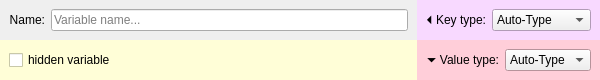
Above: src/ui/vars_main_area.ui from Mudlet/Mudlet before the change. Below: the same form after it.
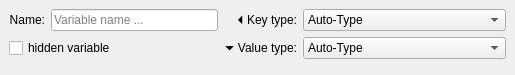
That is the form after the change.

Commit message:
Revise: remove colour palettes from vars_main_area.ui
This is so that there is no colours to interfere with dark Desktop or
Mudlet application themes.

The widgets have been rejigged and a vertical spacer inserted at the bottom
so that in certain situations that may arise in conjunction with other
changes forthcoming in the Editor (get the splitter working properly) the
details area does not swell up to grab the whole right hand side of the
editor such there be no other widgets in the whole of the right side.

```diff
--- a/src/ui/vars_main_area.ui
+++ b/src/ui/vars_main_area.ui
@@ -6,17 +6,20 @@
    <rect>
     <x>0</x>
     <y>0</y>
-    <width>600</width>
-    <height>76</height>
+    <width>515</width>
+    <height>75</height>
    </rect>
   </property>
   <property name="sizePolicy">
-   <sizepolicy hsizetype="Preferred" vsizetype="Preferred">
+   <sizepolicy hsizetype="Minimum" vsizetype="Minimum">
     <horstretch>0</horstretch>
     <verstretch>0</verstretch>
    </sizepolicy>
   </property>
-  <layout class="QGridLayout" name="gridLayout">
+  <layout class="QVBoxLayout" name="verticalLayout_vars_main_area" stretch="0,1">
+   <property name="spacing">
+    <number>0</number>
+   </property>
    <property name="leftMargin">
     <number>0</number>
    </property>
@@ -29,125 +32,113 @@
    <property name="bottomMargin">
     <number>0</number>
    </property>
-   <property name="spacing">
-    <number>0</number>
-   </property>
-   <item row="0" column="0">
-    <widget class="QWidget" name="widget_variable_name" native="true">
-     <layout class="QGridLayout" name="gridLayout_2">
+   <item>
+    <widget class="QFrame" name="frame_vars_main_area">
+     <property name="frameShape">
+      <enum>QFrame::NoFrame</enum>
+     </property>
+     <property name="frameShadow">
+      <enum>QFrame::Plain</enum>
+     </property>
+     <layout class="QGridLayout" name="gridLayout_frame_vars_main_area" columnstretch="1,0,0">
+      <item row="1" column="2">
+       <widget class="QComboBox" name="comboBox_variable_value_type">
+        <property name="sizeAdjustPolicy">
+         <enum>QComboBox::AdjustToContents</enum>
+        </property>
+        <item>
+         <property name="text">
+          <string>Auto-Type</string>
+         </property>
+        </item>
+        <item>
+         <property name="text">
+          <string>string</string>
+         </property>
+        </item>
+        <item>
+         <property name="text">
+          <string>number</string>
+         </property>
+        </item>
+        <item>
+         <property name="text">
+          <string>boolean</string>
+         </property>
+        </item>
+        <item>
+         <property name="text">
+          <string>table</string>
+         </property>
+        </item>
+        <item>
+         <property name="text">
+          <string>function</string>
+         </property>
+        </item>
+       </widget>
+      </item>
+      <item row="1" column="1" alignment="Qt::AlignRight">
+       <widget class="QLabel" name="label_variable_value">
+        <property name="text">
+         <string>⏷ Value type:</string>
+        </property>
+        <property name="alignment">
+         <set>Qt::AlignRight|Qt::AlignTrailing|Qt::AlignVCenter</set>
+        </property>
+       </widget>
+      </item>
       <item row="0" column="0">
-       <widget class="QLabel" name="label_variable_name">
-        <property name="text">
-         <string>Name:</string>
-        </property>
-        <property name="alignment">
-         <set>Qt::AlignRight|Qt::AlignTrailing|Qt::AlignVCenter</set>
-        </property>
+       <widget class="QWidget" name="widget_variable_name" native="true">
+        <layout class="QHBoxLayout" name="horizontalLayout_widget_variable_name">
+         <property name="leftMargin">
+          <number>0</number>
+         </property>
+         <property name="topMargin">
+          <number>0</number>
+         </property>
+         <property name="rightMargin">
+          <number>0</number>
+         </property>
+         <property name="bottomMargin">
+          <number>0</number>
+         </property>
+         <item>
+          <widget class="QLabel" name="label_variable_name">
+           <property name="text">
+            <string>Name:</string>
+           </property>
+           <property name="alignment">
+            <set>Qt::AlignRight|Qt::AlignTrailing|Qt::AlignVCenter</set>
+           </property>
+          </widget>
+         </item>
+         <item>
+          <widget class="QLineEdit" name="lineEdit_var_name">
+           <property name="sizePolicy">
+            <sizepolicy hsizetype="MinimumExpanding" vsizetype="Fixed">
+             <horstretch>0</horstretch>
+             <verstretch>0</verstretch>
+            </sizepolicy>
+           </property>
+           <property name="toolTip">
+            <string>&lt;p&gt;Set the &lt;i&gt;global variable&lt;/i&gt; or the &lt;i&gt;table entry&lt;/i&gt; name here. The name has to start with a letter, but can contain a mix of letters and numbers.&lt;/p&gt;</string>
+           </property>
+           <property name="placeholderText">
+            <string>Variable name ...</string>
+           </property>
+          </widget>
+         </item>
+        </layout>
        </widget>
       </item>
-      <item row="0" column="1">
-       <widget class="QLineEdit" name="lineEdit_var_name">
-        <property name="toolTip">
-         <string>&lt;p&gt;Set the &lt;i&gt;global variable&lt;/i&gt; or the &lt;i&gt;table entry&lt;/i&gt; name here. The name has to start with a letter, but can contain a mix of letters and numbers.&lt;/p&gt;</string>
-        </property>
-        <property name="placeholderText">
-         <string>Variable name...</string>
-        </property>
-       </widget>
-      </item>
-     </layout>
-    </widget>
-   </item>
-   <item row="0" column="1">
-    <widget class="QWidget" name="widget_variable_key_type" native="true">
-     <property name="palette">
-      <palette>
-       <active>
-        <colorrole role="Base">
-         <brush brushstyle="SolidPattern">
-          <color alpha="255">
-           <red>255</red>
-           <green>255</green>
-           <blue>255</blue>
-          </color>
-         </brush>
-        </colorrole>
-        <colorrole role="Window">
-         <brush brushstyle="SolidPattern">
-          <color alpha="255">
-           <red>248</red>
-           <green>217</green>
-           <blue>255</blue>
-          </color>
-         </brush>
-        </colorrole>
-       </active>
-       <inactive>
-        <colorrole role="Base">
-         <brush brushstyle="SolidPattern">
-          <color alpha="255">
-           <red>255</red>
-           <green>255</green>
-           <blue>255</blue>
-          </color>
-         </brush>
-        </colorrole>
-        <colorrole role="Window">
-         <brush brushstyle="SolidPattern">
-          <color alpha="255">
-           <red>248</red>
-           <green>217</green>
-           <blue>255</blue>
-          </color>
-         </brush>
-        </colorrole>
-       </inactive>
-       <disabled>
-        <colorrole role="Base">
-         <brush brushstyle="SolidPattern">
-          <color alpha="255">
-           <red>248</red>
-           <green>217</green>
-           <blue>255</blue>
-          </color>
-         </brush>
-        </colorrole>
-        <colorrole role="Window">
-         <brush brushstyle="SolidPattern">
-          <color alpha="255">
-           <red>248</red>
-           <green>217</green>
-           <blue>255</blue>
-          </color>
-         </brush>
-        </colorrole>
-       </disabled>
-      </palette>
-     </property>
-     <property name="toolTip">
-      <string>&lt;p&gt;If this variable is a key of a table, then you can select it to either be an &lt;i&gt;indexed key&lt;/i&gt; (unique positive integer with no gaps between it and the first item which has a key of 1) or an &lt;i&gt;associative key&lt;/i&gt; (a string or any other number or combination) type.&lt;/p&gt;</string>
-     </property>
-     <property name="autoFillBackground">
-      <bool>true</bool>
-     </property>
-     <layout class="QGridLayout" name="gridLayout_4" columnstretch="0,1">
-      <item row="0" column="0" alignment="Qt::AlignLeft">
-       <widget class="QLabel" name="label_variable_key">
-        <property name="text">
-         <string>⏴ Key type:</string>
-        </property>
-        <property name="alignment">
-         <set>Qt::AlignRight|Qt::AlignTrailing|Qt::AlignVCenter</set>
-        </property>
-       </widget>
-      </item>
-      <item row="0" column="1">
+      <item row="0" column="2">
        <widget class="QComboBox" name="comboBox_variable_key_type">
         <property name="toolTip">
          <string>&lt;p&gt;Tables can store values either in a list, and/or a hashmap.&lt;/p&gt;&lt;p&gt;In a &lt;b&gt;list&lt;/b&gt;, &lt;i&gt;unique indexed keys&lt;/i&gt; represent values - so you can have values at &lt;i&gt;1, 2, 3...&lt;/i&gt;&lt;/p&gt;&lt;p&gt;In a &lt;b&gt;map&lt;/b&gt; {a.k.a. an &lt;i&gt;associative array}&lt;/i&gt;, &lt;i&gt;unique keys&lt;/i&gt; represent values - so you can have values under any identifier you would like (theoretically even a function or other lua entity although this GUI only supports strings).&lt;/p&gt;&lt;p&gt;This, for a newly created table (group) selects whenever you would like your table to be an indexed or an associative one.&lt;/p&gt;&lt;p&gt;In other cases it displays other entities (&lt;span style=&quot; font-style:italic;&quot;&gt;functions&lt;/span&gt;) which cannot be modifed from here.&lt;/p&gt;&lt;p&gt;&lt;br/&gt;&lt;/p&gt;</string>
         </property>
         <property name="sizeAdjustPolicy">
-         <enum>QComboBox::AdjustToMinimumContentsLength</enum>
+         <enum>QComboBox::AdjustToContents</enum>
         </property>
         <item>
          <property name="text">
@@ -178,95 +169,17 @@
         </item>
        </widget>
       </item>
-     </layout>
-    </widget>
-   </item>
-   <item row="1" column="0">
-    <widget class="QWidget" name="widget_variable_hide" native="true">
-     <property name="sizePolicy">
-      <sizepolicy hsizetype="Expanding" vsizetype="Expanding">
-       <horstretch>1</horstretch>
-       <verstretch>1</verstretch>
-      </sizepolicy>
-     </property>
-     <property name="sizeIncrement">
-      <size>
-       <width>1</width>
-       <height>0</height>
-      </size>
-     </property>
-     <property name="palette">
-      <palette>
-       <active>
-        <colorrole role="Base">
-         <brush brushstyle="SolidPattern">
-          <color alpha="255">
-           <red>255</red>
-           <green>255</green>
-           <blue>255</blue>
-          </color>
-         </brush>
-        </colorrole>
-        <colorrole role="Window">
-         <brush brushstyle="SolidPattern">
-          <color alpha="255">
-           <red>255</red>
-           <green>254</green>
-           <blue>215</blue>
-          </color>
-         </brush>
-        </colorrole>
-       </active>
-       <inactive>
-        <colorrole role="Base">
-         <brush brushstyle="SolidPattern">
-          <color alpha="255">
-           <red>255</red>
-           <green>255</green>
-           <blue>255</blue>
-          </color>
-         </brush>
-        </colorrole>
-        <colorrole role="Window">
-         <brush brushstyle="SolidPattern">
-          <color alpha="255">
-           <red>255</red>
-           <green>254</green>
-           <blue>215</blue>
-          </color>
-         </brush>
-        </colorrole>
-       </inactive>
-       <disabled>
-        <colorrole role="Base">
-         <brush brushstyle="SolidPattern">
-          <color alpha="255">
-           <red>255</red>
-           <green>254</green>
-           <blue>215</blue>
-          </color>
-         </brush>
-        </colorrole>
-        <colorrole role="Window">
-         <brush brushstyle="SolidPattern">
-          <color alpha="255">
-           <red>255</red>
-           <green>254</green>
-           <blue>215</blue>
-          </color>
-         </brush>
-        </colorrole>
-       </disabled>
-      </palette>
-     </property>
-     <property name="toolTip">
-      <string>&lt;p&gt;Hides this variable (and its children if it is a table) from the Variables view, if the &lt;i&gt;Display All Variables&lt;/i&gt; control is off.&lt;/p&gt;&lt;p&gt;&lt;i&gt;You might want to use this to hide variables that are not related to your scipts, so you can focus only on your own system and not be distrated by some of the Mudlet defaults - or, alternatively, to use this to not mess them by up accident!&lt;/i&gt;&lt;/p&gt;</string>
-     </property>
-     <property name="autoFillBackground">
-      <bool>true</bool>
-     </property>
-     <layout class="QGridLayout" name="gridLayout_3">
-      <item row="0" column="0">
+      <item row="0" column="1" alignment="Qt::AlignRight">
+       <widget class="QLabel" name="label_variable_key">
+        <property name="text">
+         <string>⏴ Key type:</string>
+        </property>
+        <property name="alignment">
+         <set>Qt::AlignRight|Qt::AlignTrailing|Qt::AlignVCenter</set>
+        </property>
+       </widget>
+      </item>
+      <item row="1" column="0">
        <widget class="QCheckBox" name="checkBox_variable_hidden">
         <property name="toolTip">
          <string>&lt;p&gt;If checked this item (and its children, if applicable) does not show in area to the left unless &lt;b&gt;Show normally hidden variables&lt;/b&gt; is checked.&lt;/p&gt;</string>
@@ -279,128 +192,18 @@
      </layout>
     </widget>
    </item>
-   <item row="1" column="1">
-    <widget class="QWidget" name="widget_variable_var_type" native="true">
-     <property name="enabled">
-      <bool>true</bool>
+   <item>
+    <spacer name="verticalSpacer_vars_Main_area">
+     <property name="orientation">
+      <enum>Qt::Vertical</enum>
      </property>
-     <property name="palette">
-      <palette>
-       <active>
-        <colorrole role="Base">
-         <brush brushstyle="SolidPattern">
-          <color alpha="255">
-           <red>255</red>
-           <green>255</green>
-           <blue>255</blue>
-          </color>
-         </brush>
-        </colorrole>
-        <colorrole role="Window">
-         <brush brushstyle="SolidPattern">
-          <color alpha="255">
-           <red>255</red>
-           <green>206</green>
-           <blue>217</blue>
-          </color>
-         </brush>
-        </colorrole>
-       </active>
-       <inactive>
-        <colorrole role="Base">
-         <brush brushstyle="SolidPattern">
-          <color alpha="255">
-           <red>255</red>
-           <green>255</green>
-           <blue>255</blue>
-          </color>
-         </brush>
-        </colorrole>
-        <colorrole role="Window">
-         <brush brushstyle="SolidPattern">
-          <color alpha="255">
-           <red>255</red>
-           <green>206</green>
-           <blue>217</blue>
-          </color>
-         </brush>
-        </colorrole>
-       </inactive>
-       <disabled>
-        <colorrole role="Base">
-         <brush brushstyle="SolidPattern">
-          <color alpha="255">
-           <red>255</red>
-           <green>206</green>
-           <blue>217</blue>
-          </color>
-         </brush>
-        </colorrole>
-        <colorrole role="Window">
-         <brush brushstyle="SolidPattern">
-          <color alpha="255">
-           <red>255</red>
-           <green>206</green>
-           <blue>217</blue>
-          </color>
-         </brush>
-        </colorrole>
-       </disabled>
-      </palette>
+     <property name="sizeHint" stdset="0">
+      <size>
+       <width>0</width>
+       <height>1</height>
+      </size>
      </property>
-     <property name="toolTip">
-      <string>&lt;p&gt;Value type the variable data (in the editor box below) should be&lt;/p&gt;&lt;table border=&quot;0&quot; style=&quot; margin-top:6px; margin-bottom:6px; margin-left:6px; margin-right:6px;&quot; cellspacing=&quot;2&quot; cellpadding=&quot;2&quot;&gt;&lt;tr&gt;&lt;td&gt;&lt;p&gt;&lt;i&gt;string&lt;/i&gt;&lt;/p&gt;&lt;/td&gt;&lt;td&gt;&lt;p&gt;it is text (can contain numbers)&lt;/p&gt;&lt;/td&gt;&lt;/tr&gt;&lt;tr&gt;&lt;td&gt;&lt;p&gt;&lt;i&gt;number&lt;/i&gt;&lt;/p&gt;&lt;/td&gt;&lt;td&gt;&lt;p&gt;it is numbers only&lt;/p&gt;&lt;/td&gt;&lt;/tr&gt;&lt;tr&gt;&lt;td&gt;&lt;p&gt;&lt;i&gt;boolean&lt;/i&gt;&lt;/p&gt;&lt;/td&gt;&lt;td&gt;&lt;p&gt;it is a true or false value only&lt;/p&gt;&lt;/td&gt;&lt;/tr&gt;&lt;tr&gt;&lt;td&gt;&lt;p&gt;&lt;i&gt;table&lt;/i&gt;&lt;/p&gt;&lt;/td&gt;&lt;td&gt;&lt;p&gt;this is a table (group), and can have other values in it&lt;/p&gt;&lt;/td&gt;&lt;/tr&gt;&lt;/table&gt;&lt;/body&gt;&lt;/html&gt;</string>
-     </property>
-     <property name="autoFillBackground">
-      <bool>true</bool>
-     </property>
-     <layout class="QGridLayout" name="gridLayout_5" columnstretch="0,1">
-      <item row="0" column="0">
-       <widget class="QLabel" name="label_variable_value">
-        <property name="text">
-         <string>⏷ Value type:</string>
-        </property>
-        <property name="alignment">
-         <set>Qt::AlignRight|Qt::AlignTrailing|Qt::AlignVCenter</set>
-        </property>
-       </widget>
-      </item>
-      <item row="0" column="1">
-       <widget class="QComboBox" name="comboBox_variable_value_type">
-        <item>
-         <property name="text">
-          <string>Auto-Type</string>
-         </property>
-        </item>
-        <item>
-         <property name="text">
-          <string>string</string>
-         </property>
-        </item>
-        <item>
-         <property name="text">
-          <string>number</string>
-         </property>
-        </item>
-        <item>
-         <property name="text">
-          <string>boolean</string>
-         </property>
-        </item>
-        <item>
-         <property name="text">
-          <string>table</string>
-         </property>
-        </item>
-        <item>
-         <property name="text">
-          <string>function</string>
-         </property>
-        </item>
-       </widget>
-      </item>
-     </layout>
-    </widget>
+    </spacer>
    </item>
   </layout>
  </widget>
```
